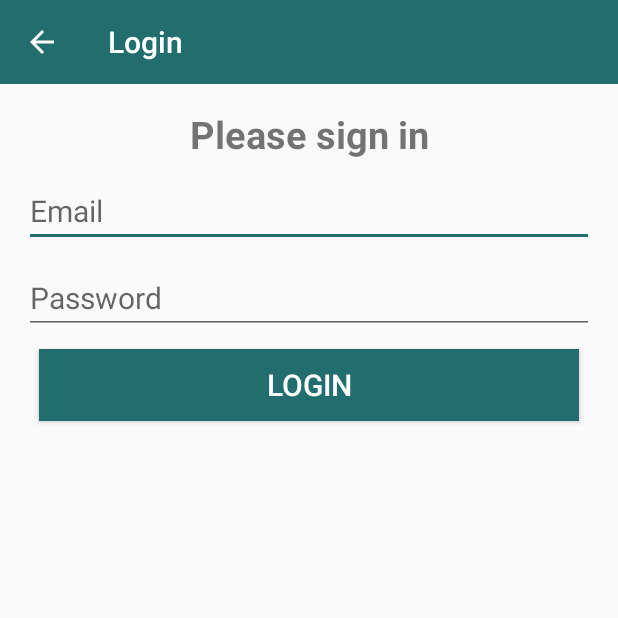
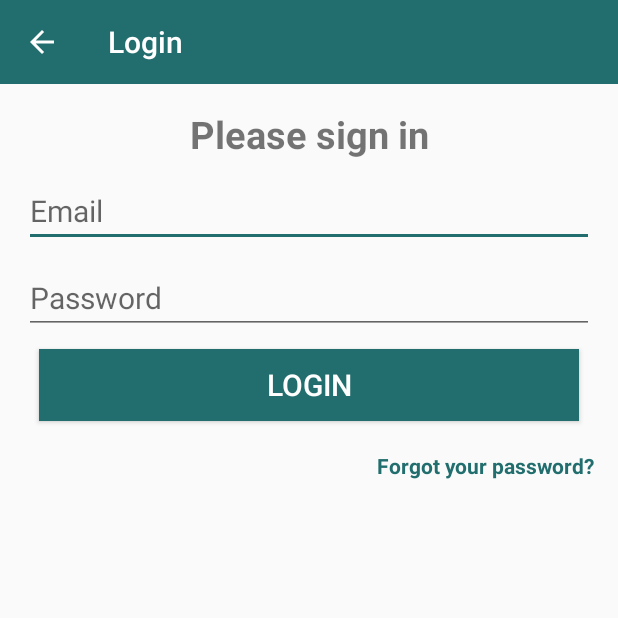
Before and after one commit to ilyas-shomat/SimpleChat, an Android app: the LoginActivity screen opened directly, with no data from a screen before it, on a phone screen of 412 x 824 dp, the top half of it. Run offline under Robolectric (Android 15) with nearby library versions, the phone set to English and light mode, and no system bars; our stand-ins replace Firebase (no records; nobody signed in at launch, a user with empty details on screens opened directly); libraries missing offline, so code that uses them is left out: com.rengwuxian.materialedittext; plain views replace MaterialEditText; 2 statements that could not run were skipped.

Commit message:
added reset password function page

```diff
--- a/app/src/main/java/com/example/easychat/LoginActivity.java
+++ b/app/src/main/java/com/example/easychat/LoginActivity.java
@@ -8,6 +8,7 @@ import android.support.v7.widget.Toolbar;
 import android.text.TextUtils;
 import android.view.View;
 import android.widget.Button;
+import android.widget.TextView;
 import android.widget.Toast;
 
 import com.google.android.gms.tasks.OnCompleteListener;
@@ -22,6 +23,7 @@ public class LoginActivity extends AppCompatActivity {
     Button btn_login;
 
     FirebaseAuth auth;
+    TextView forgot_password;
 
     @Override
     protected void onCreate(Bundle savedInstanceState) {
@@ -38,7 +40,14 @@ public class LoginActivity extends AppCompatActivity {
         email = findViewById(R.id.email);
         password = findViewById(R.id.password);
         btn_login = findViewById(R.id.btn_login);
+        forgot_password = findViewById(R.id.forgot_password);
 
+        forgot_password.setOnClickListener(new View.OnClickListener() {
+            @Override
+            public void onClick(View v) {
+                startActivity(new Intent(LoginActivity.this,ResetPasswordActivity.class));
+            }
+        });
         btn_login.setOnClickListener(new View.OnClickListener() {
             @Override
             public void onClick(View v) {
--- a/app/src/main/res/layout/activity_login.xml
+++ b/app/src/main/res/layout/activity_login.xml
@@ -57,6 +57,16 @@
             android:textColor="#fff"
             android:textSize="20sp"/>
 
+        <TextView
+            android:layout_width="wrap_content"
+            android:layout_height="wrap_content"
+            android:gravity="center"
+            android:text="Forgot your password?"
+            android:layout_marginTop="10dp"
+            android:layout_gravity="end"
+            android:textStyle="bold"
+            android:id="@+id/forgot_password"
+            android:textColor="@color/colorPrimaryDark"/>
     </LinearLayout>
 
 </LinearLayout>
```
Also changed, not shown: app/src/main/AndroidManifest.xml (+6 -6 lines).
